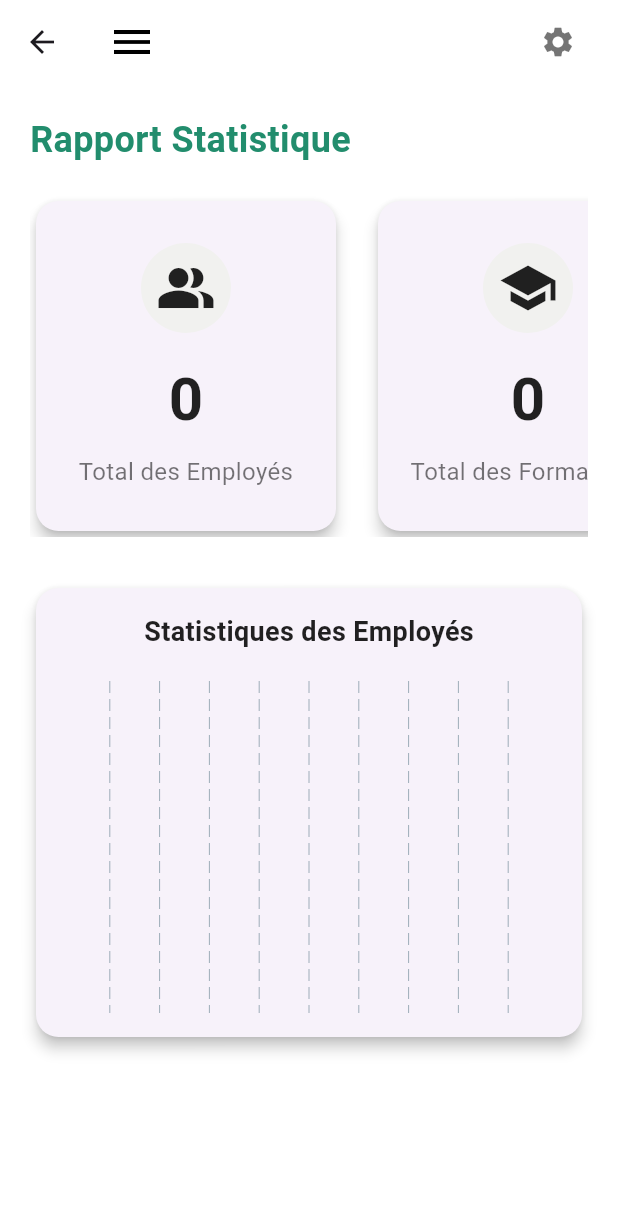
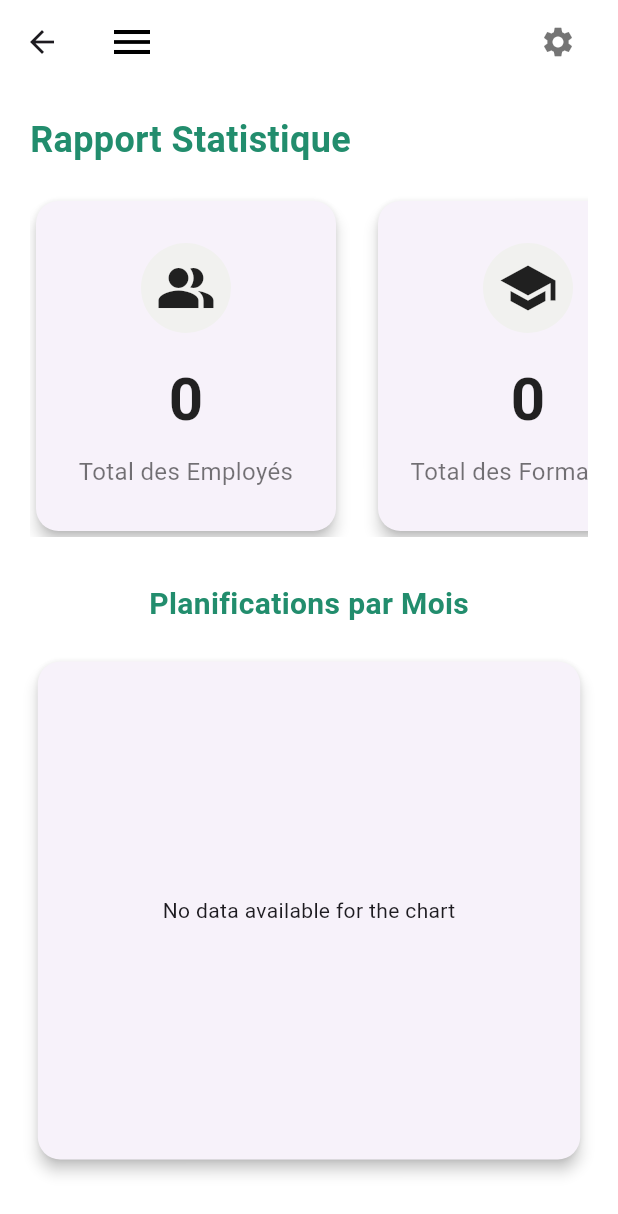
Before and after one commit to khweydija/webEduFormation, a Flutter app: the StatisticsPage screen opened by its route, after a tap on the "settings" icon, on a phone screen of 412 x 824 dp. Shown: the top 1214 px of the screen. Run offline on Flutter 3.47's test engine with Material 3 defaults, Android fonts, the phone set to English and light mode, and no system bars; drawn by our look-alikes of fl_chart; our stand-ins replace file_picker, get, get_storage, pdf, printing, shimmer; missing offline and left inert: dart:html, image_picker_web; accounts and stored records are empty; network calls fail.

Commit message:
ela 3an lkadere

```diff
--- a/lib/Views/Certification/AdminDashboardCertification.dart
+++ b/lib/Views/Certification/AdminDashboardCertification.dart
@@ -8,6 +8,7 @@ import 'package:printing/printing.dart';
 
 import 'package:webpfe/Views/Sidebar.dart';
 import 'package:webpfe/controllers/certificationController.dart';
+// import 'package:webpfe/controllers/certificationController.dart';
 import 'package:webpfe/models/Certification.dart';
 
 import 'package:printing/printing.dart';
@@ -24,8 +25,7 @@ class AdminDashboardCertification extends StatefulWidget {
 
 class _AdminDashboardCertificationState
     extends State<AdminDashboardCertification> {
-  final CertificationController _certificationController =
-      Get.find();
+  final CertificationController _certificationController = Get.find();
   int selectedIndex = 6;
 
   @override
@@ -65,7 +65,7 @@ class _AdminDashboardCertificationState
 }
 
 class MainCertificationContent extends StatelessWidget {
-  final CertificationController _certificationController = Get.find();
+  final CertificationController _certificationController = Get.find<CertificationController>();
 
   @override
   Widget build(BuildContext context) {
--- a/lib/Views/Certification/SearchAndAddCertification.dart
+++ b/lib/Views/Certification/SearchAndAddCertification.dart
@@ -1,6 +1,6 @@
 import 'package:flutter/material.dart';
 import 'package:get/get.dart';
-import 'package:webpfe/controllers/CertificationController.dart';
+import 'package:webpfe/controllers/certificationController.dart';
 import 'package:webpfe/models/Certification.dart';
 
 class SearchAndAddCertification extends StatefulWidget {
@@ -10,7 +10,7 @@ class SearchAndAddCertification extends StatefulWidget {
 }
 
 class _SearchAndAddCertificationState extends State<SearchAndAddCertification> {
-  final CertificationController _certificationController = Get.find();
+  final CertificationController _certificationController = Get.find<CertificationController>();
   final TextEditingController _searchController = TextEditingController();
   final TextEditingController _titreController = TextEditingController();
   final TextEditingController _notesController = TextEditingController();
--- a/lib/Views/StatisticDashboard.dart
+++ b/lib/Views/StatisticDashboard.dart
@@ -1,10 +1,9 @@
+import 'package:fl_chart/fl_chart.dart';
 import 'package:flutter/material.dart';
 import 'package:get/get.dart';
-import 'package:shimmer/shimmer.dart';
 import 'package:webpfe/Views/AppBar.dart';
 import 'package:webpfe/Views/Sidebar.dart';
-import 'package:fl_chart/fl_chart.dart';
-import 'package:webpfe/controllers/StatisticController.dart'; // Update with your actual path
+import 'package:webpfe/controllers/StatisticController.dart';
 
 class StatisticsPage extends StatefulWidget {
   @override
@@ -33,8 +32,6 @@ class _StatisticsPageState extends State<StatisticsPage> {
   Widget build(BuildContext context) {
     return Scaffold(
       backgroundColor: Colors.white,
-
-      //backgroundColor: Color.fromARGB(255, 245, 244, 244),
       body: LayoutBuilder(
         builder: (context, constraints) {
           return Row(
@@ -62,11 +59,9 @@ class MainContent extends StatelessWidget {
   Widget build(BuildContext context) {
     return Scaffold(
       backgroundColor: Colors.white,
-      // backgroundColor: Color.fromARGB(255, 245, 244, 244),
       appBar: CustomAppBar(),
       body: Container(
         color: Colors.white,
-        //color: Color.fromARGB(255, 245, 244, 244),
         child: SingleChildScrollView(
           child: Padding(
             padding: const EdgeInsets.all(20),
@@ -84,13 +79,7 @@ class MainContent extends StatelessWidget {
                 SizedBox(height: 20),
                 Obx(() {
                   if (_statisticController.isLoading.value) {
-                    return SingleChildScrollView(
-                      scrollDirection: Axis.horizontal,
-                      child: Row(
-                        crossAxisAlignment: CrossAxisAlignment.start,
-                        children: List.generate(5, (index) => shimmerCard()),
-                      ),
-                    );
+                    return Center(child: CircularProgressIndicator());
                   }
 
                   return Column(
@@ -107,7 +96,7 @@ class MainContent extends StatelessWidget {
                               backgroundColor:
                                   Color.fromARGB(255, 241, 241, 239),
                             ),
-                            SizedBox(width: 20), // Space between cards
+                            SizedBox(width: 20),
                             _buildStatisticCard(
                               icon: Icons.school,
                               label: 'Total des Formateurs',
@@ -115,7 +104,7 @@ class MainContent extends StatelessWidget {
                               backgroundColor:
                                   Color.fromARGB(255, 241, 241, 239),
                             ),
-                            SizedBox(width: 20), // Space between cards
+                            SizedBox(width: 20),
                             _buildStatisticCard(
                               icon: Icons.category,
                               label: 'Total des Catégories',
@@ -123,7 +112,7 @@ class MainContent extends StatelessWidget {
                               backgroundColor:
                                   Color.fromARGB(255, 241, 241, 239),
                             ),
-                            SizedBox(width: 20), // Space between cards
+                            SizedBox(width: 20),
                             _buildStatisticCard(
                               icon: Icons.apartment,
                               label: 'Total des Départements',
@@ -132,7 +121,7 @@ class MainContent extends StatelessWidget {
                               backgroundColor:
                                   Color.fromARGB(255, 241, 241, 239),
                             ),
-                            SizedBox(width: 20), // Space between cards
+                            SizedBox(width: 20),
                             _buildStatisticCard(
                               icon: Icons.star,
                               label: 'Total des Spécialités',
@@ -144,52 +133,131 @@ class MainContent extends StatelessWidget {
                         ),
                       ),
                       SizedBox(height: 30),
-                      // Chart Widget
-                      _buildBarChart(),
+
+                      // Add Bar Chart in a Card
+                      Text(
+                        'Planifications par Mois',
+                        style: TextStyle(
+                          fontSize: 20,
+                          fontWeight: FontWeight.bold,
+                          color: Color(0xFF228D6D),
+                        ),
+                      ),
+                      SizedBox(height: 20),
+                      Card(
+                        elevation: 4,
+                        shape: RoundedRectangleBorder(
+                          borderRadius: BorderRadius.circular(15),
+                        ),
+                        child: Padding(
+                          padding: const EdgeInsets.all(16),
+                          child: Container(
+                            width: MediaQuery.of(context).size.width *
+                                0.8, // Reduce the width
+                            height: 300, // Set a fixed height
+                            child: Obx(() {
+                              final data = _statisticController
+                                  .planificationsCountByMonth;
+                              if (data.isEmpty) {
+                                return Center(
+                                  child:
+                                      Text('No data available for the chart'),
+                                );
+                              }
+
+                              return BarChart(
+                                BarChartData(
+                                  alignment: BarChartAlignment.spaceAround,
+                                  maxY: (data.values
+                                              .reduce((a, b) => a > b ? a : b) *
+                                          1.2)
+                                      .toDouble(),
+                                  barGroups: data.entries.map((entry) {
+                                    return BarChartGroupData(
+                                      x: entry.key,
+                                      barRods: [
+                                        BarChartRodData(
+                                          toY: entry.value.toDouble(),
+                                          color: Colors.teal,
+                                          width: 15,
+                                          borderRadius:
+                                              BorderRadius.circular(4),
+                                        )
+                                      ],
+                                    );
+                                  }).toList(),
+                                  titlesData: FlTitlesData(
+                                    leftTitles: AxisTitles(
+                                      sideTitles: SideTitles(
+                                        showTitles: true,
+                                        reservedSize: 40,
+                                        getTitlesWidget: (value, meta) {
+                                          // Display only integer values
+                                          if (value % 1 == 0) {
+                                            // Check if the value is an integer
+                                            return Padding(
+                                              padding: const EdgeInsets.only(
+                                                  right: 8.0),
+                                              child: Text(
+                                                value
+                                                    .toInt()
+                                                    .toString(), // Convert to integer for display
+                                                style: TextStyle(fontSize: 12),
+                                              ),
+                                            );
+                                          }
+                                          return SizedBox
+                                              .shrink(); // Hide non-integer values
+                                        },
+                                      ),
+                                    ),
+                                    bottomTitles: AxisTitles(
+                                      sideTitles: SideTitles(
+                                        showTitles: true,
+                                        getTitlesWidget: (value, meta) {
+                                          const monthNames = {
+                                            1: 'Jan',
+                                            2: 'Feb',
+                                            3: 'Mar',
+                                            4: 'Apr',
+                                            5: 'May',
+                                            6: 'Jun',
+                                            7: 'Jul',
+                                            8: 'Aug',
+                                            9: 'Sep',
+                                            10: 'Oct',
+                                            11: 'Nov',
+                                            12: 'Dec',
+                                          };
+                                          if (monthNames
+                                              .containsKey(value.toInt())) {
+                                            return Padding(
+                                              padding: const EdgeInsets.only(
+                                                  top: 8.0),
+                                              child: Text(
+                                                monthNames[value.toInt()]!,
+                                                style: TextStyle(fontSize: 12),
+                                              ),
+                                            );
+                                          }
+                                          return SizedBox.shrink();
+                                        },
+                                      ),
+                                    ),
+                                  ),
+                                  gridData: FlGridData(show: true),
+                                  borderData: FlBorderData(show: false),
+                                ),
+                              );
+                            }),
+                          ),
+                        ),
+                      ),
                     ],
                   );
                 }),
               ],
             ),
-          ),
-        ),
-      ),
-    );
-  }
-
-  Widget shimmerCard() {
-    return Shimmer.fromColors(
-      baseColor: Colors.grey[300]!,
-      highlightColor: Colors.grey[100]!,
-      child: Card(
-        elevation: 4,
-        shape: RoundedRectangleBorder(
-          borderRadius: BorderRadius.circular(15),
-        ),
-        child: Container(
-          width: 200,
-          height: 220,
-          padding: EdgeInsets.all(16),
-          child: Column(
-            mainAxisAlignment: MainAxisAlignment.center,
-            children: [
-              CircleAvatar(
-                radius: 30,
-                backgroundColor: Colors.grey[300],
-              ),
-              SizedBox(height: 16),
-              Container(
-                height: 20,
-                width: 60,
-                color: Colors.grey[300],
-              ),
-              SizedBox(height: 8),
-              Container(
-                height: 14,
-                width: 100,
-                color: const Color.fromARGB(255, 243, 242, 242),
-              ),
-            ],
           ),
         ),
       ),
@@ -208,8 +276,8 @@ class MainContent extends StatelessWidget {
         borderRadius: BorderRadius.circular(15),
       ),
       child: Container(
-        width: 200, // Fixed width
-        height: 220, // Fixed height
+        width: 200,
+        height: 220,
         padding: EdgeInsets.all(16),
         child: Column(
           mainAxisAlignment: MainAxisAlignment.center,
@@ -246,70 +314,4 @@ class MainContent extends StatelessWidget {
       ),
     );
   }
-
-  Widget _buildBarChart() {
-    return Card(
-      elevation: 4,
-      shape: RoundedRectangleBorder(
-        borderRadius: BorderRadius.circular(15),
-      ),
-      child: Padding(
-        padding: const EdgeInsets.all(16.0),
-        child: Column(
-          children: [
-            Text(
-              'Statistiques des Employés',
-              style: TextStyle(
-                fontSize: 18,
-                fontWeight: FontWeight.bold,
-                color: Colors.black87,
-              ),
-            ),
-            SizedBox(height: 20),
-            AspectRatio(
-              aspectRatio: 1.5,
-              child: BarChart(
-                BarChartData(
-                  barGroups: [
-                    BarChartGroupData(
-                      x: 0,
-                      barRods: [
-                        BarChartRodData(
-                          toY: _statisticController.employeeCount.value
-                              .toDouble(),
-                          color: Color.fromARGB(255, 45, 122, 106),
-                        ),
-                      ],
-                    ),
-                    BarChartGroupData(
-                      x: 1,
-                      barRods: [
-                        BarChartRodData(
-                          toY: _statisticController.formateurCount.value
-                              .toDouble(),
-                          color: Colors.green,
-                        ),
-                      ],
-                    ),
-                    BarChartGroupData(
-                      x: 2,
-                      barRods: [
-                        BarChartRodData(
-                          toY: _statisticController.categoryCount.value
-                              .toDouble(),
-                          color: Color.fromARGB(255, 156, 137, 108),
-                        ),
-                      ],
-                    ),
-                  ],
-                  borderData: FlBorderData(show: false),
-                  titlesData: FlTitlesData(show: false),
-                ),
-              ),
-            ),
-          ],
-        ),
-      ),
-    );
-  }
 }
--- a/lib/controllers/FormateurController.dart
+++ b/lib/controllers/FormateurController.dart
@@ -118,6 +118,7 @@ class FormateurController extends GetxController {
     final box = GetStorage();
     String? token = box.read('token');
     try {
+      isLoading(true);
       var response = await http.get(Uri.parse('$apiUrl/list'),
           headers: {'Authorization': 'Bearer $token'});
       print(response.body);
@@ -135,6 +136,8 @@ class FormateurController extends GetxController {
       }
     } catch (e) {
       Get.snackbar('Error', 'An error occurred: $e');
+    } finally {
+      isLoading(false);
     }
   }
 
--- a/lib/controllers/StatisticController.dart
+++ b/lib/controllers/StatisticController.dart
@@ -9,6 +9,8 @@ class StatisticController extends GetxController {
   var specialiteCount = 0.obs;
   var departementCount = 0.obs;
   var categoryCount = 0.obs;
+  var planificationsCountByMonth = <int, int>{}.obs;
+  var planificationsCountByStatus = <String, double>{}.obs;
   var isLoading = false.obs;
 
   Future<void> fetchStatistics() async {
@@ -77,13 +79,38 @@ class StatisticController extends GetxController {
         Get.snackbar('Error', 'Failed to fetch category count');
       }
 
+      // Fetch planifications count by month
+      var planificationsResponse = await http.get(
+        Uri.parse('http://localhost:8080/api/planifications/countByMonth'),
+        headers: {'Authorization': 'Bearer $token'},
+      );
+      if (planificationsResponse.statusCode == 200) {
+        Map<String, dynamic> planificationsData =
+            jsonDecode(planificationsResponse.body);
+        planificationsCountByMonth.value = planificationsData.map(
+          (key, value) => MapEntry(int.parse(key), int.parse(value.toString())),
+        );
+      } else {
+        Get.snackbar('Error', 'Failed to fetch planifications count by month');
+      }
+
+      // Fetch planifications count by status
+      var statusResponse = await http.get(
+        Uri.parse('http://localhost:8080/api/planifications/countByStatus'),
+        headers: {'Authorization': 'Bearer $token'},
+      );
+      if (statusResponse.statusCode == 200) {
+        Map<String, dynamic> statusData = jsonDecode(statusResponse.body);
+        planificationsCountByStatus.value = statusData.map(
+          (key, value) => MapEntry(key, double.parse(value.toString())),
+        );
+      } else {
+        Get.snackbar('Error', 'Failed to fetch planifications count by status');
+      }
     } catch (e) {
       Get.snackbar('Error', 'Failed to fetch statistics: $e');
     } finally {
       isLoading(false);
     }
   }
-
-
-
 }
--- a/lib/main.dart
+++ b/lib/main.dart
@@ -20,7 +20,9 @@ import 'package:webpfe/Views/StatisticDashboard.dart';
 import 'package:webpfe/controllers/certificationController.dart';
 
 void main() async {
-  // WidgetsFlutterBinding.ensureInitialized();
+  WidgetsFlutterBinding.ensureInitialized();
+
+  Get.put(CertificationController());
   // await Firebase.initializeApp(
   //   options: FirebaseOptions(
   //     apiKey: "AIzaSyBm4g2fvDkqrl-tTG7wtFLDB-7-xh439x8",
@@ -32,7 +34,6 @@ void main() async {
   //     measurementId: "G-MYPVW3Q3CZ",
   //   ),
   // );
-  Get.put(CertificationController());
   runApp(MyApp());
 }
 
--- a/pubspec.yaml
+++ b/pubspec.yaml
@@ -49,6 +49,7 @@ dependencies:
   fl_chart: ^0.69.2
   printing: ^5.13.2
   pdf: ^3.11.1
+  intl: ^0.20.2
 
 
 
```
Also changed, not shown: lib/models/formation_model.dart (added, +46 -0 lines), lib/models/planification.dart (added, +90 -0 lines), pubspec.lock.
